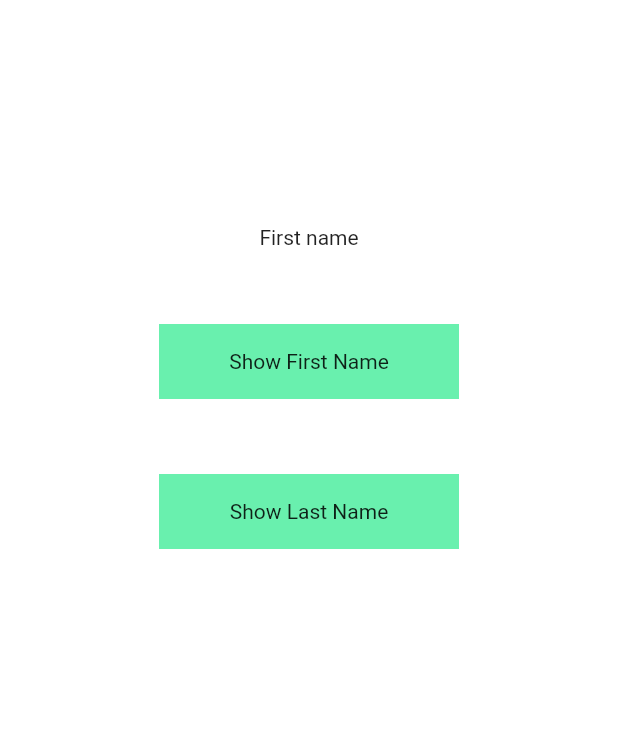
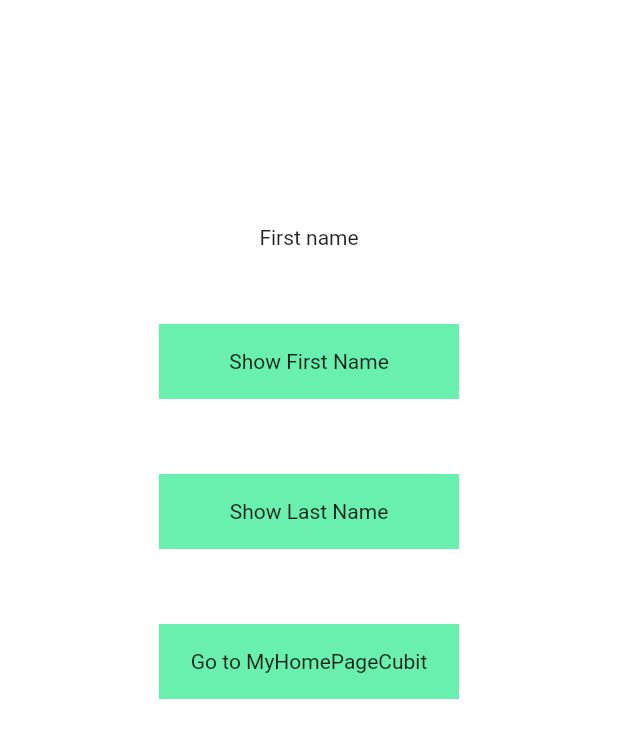
Before and after one commit to faizahmmd/flutter_bloc, a Flutter app: the screen it shows after launch, after a tap on "Show First Name", on a phone screen of 412 x 824 dp. Shown: the top 738 px of the screen. Run offline on Flutter 3.47's test engine with Material 2 defaults, Android fonts, the phone set to English and light mode, and no system bars; our stand-ins replace bloc, equatable, flutter_bloc.

Commit message:
added cubit

```diff
--- a/lib/app.dart
+++ b/lib/app.dart
@@ -1,15 +1,19 @@
 import 'package:bloc_sample/bloc.dart';
+import 'package:bloc_sample/cubit.dart';
 import 'package:flutter/material.dart';
 import 'package:flutter_bloc/flutter_bloc.dart';
 
-import 'home_screen.dart';
+import 'bloc_screen.dart';
 
 class MyApp extends StatelessWidget {
   // This widget is the root of your application.
   @override
   Widget build(BuildContext context) {
-    return BlocProvider(
-      create: (context) => MyBloc(),
+    return MultiBlocProvider(
+      providers: [
+        BlocProvider(create: (context) => MyBloc()),
+        BlocProvider(create: (context) => MyCubit())
+      ],
       child: MaterialApp(
         title: 'Flutter Demo',
         theme: ThemeData(
@@ -24,7 +28,7 @@ class MyApp extends StatelessWidget {
           // is not restarted.
           primarySwatch: Colors.blue,
         ),
-        home: MyHomePage(),
+        home: MyHomePageBloc(),
       ),
     );
   }
--- a/lib/home_screen.dart
+++ b/lib/bloc_screen.dart
@@ -1,15 +1,16 @@
 import 'package:bloc_sample/bloc.dart';
+import 'package:bloc_sample/cubit_screen.dart';
 import 'package:bloc_sample/event.dart';
 import 'package:bloc_sample/state.dart';
 import 'package:flutter/material.dart';
 import 'package:flutter_bloc/flutter_bloc.dart';
 
-class MyHomePage extends StatefulWidget {
+class MyHomePageBloc extends StatefulWidget {
   @override
-  _MyHomePageState createState() => _MyHomePageState();
+  _MyHomePageBlocState createState() => _MyHomePageBlocState();
 }
 
-class _MyHomePageState extends State<MyHomePage> {
+class _MyHomePageBlocState extends State<MyHomePageBloc> {
   @override
   Widget build(BuildContext context) {
     final _myBloc = context.read<MyBloc>();
@@ -68,6 +69,26 @@ class _MyHomePageState extends State<MyHomePage> {
                 child: Text("Show Last Name"),
               ),
             ),
+          ),
+          SizedBox(
+            height: 50,
+          ),
+          GestureDetector(
+            onTap: (){
+              Navigator.push(
+                  context,
+                  MaterialPageRoute(
+                      builder: (BuildContext context) =>
+                          MyHomePageCubit()));
+            },
+            child: Container(
+              color: Colors.greenAccent,
+              width: 200,
+              height: 50,
+              child: Center(
+                child: Text("Go to MyHomePageCubit"),
+              ),
+            ),
           )
         ],
       )),
--- /dev/null
+++ b/lib/cubit.dart
@@ -0,0 +1,15 @@
+import 'package:bloc_sample/repository.dart';
+import 'package:flutter_bloc/flutter_bloc.dart';
+
+class MyCubit extends Cubit<String> {
+  MyCubit() : super("loading");
+
+  void getFirstName(){
+    String firstName = Repository().getFirstName();
+    emit(firstName);
+  }
+  void getLastName() {
+    String lastName = Repository().getLastName();
+    emit(lastName);
+  }
+}
```
Also changed, not shown: lib/cubit_screen.dart (added, +87 -0 lines).
